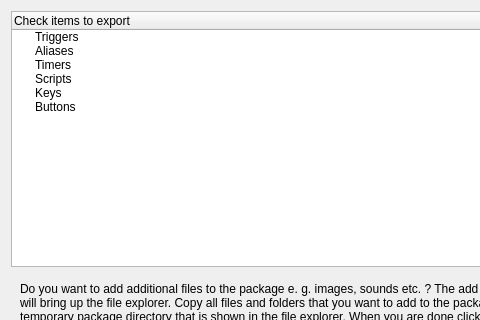
Qt form src/ui/dlgPackageExporter.ui (Mudlet/Mudlet) before a commit; both pictures show x 0 to 480 and y 0 to 320 of the 655 by 411 pixel window.
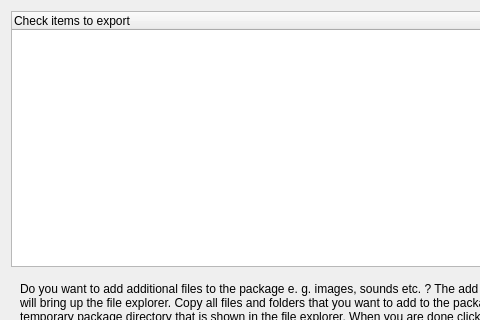
The same form after that commit.

Commit message: Fix package exporter crashing when non-English is used

The edit to the form file:
```diff
--- a/src/ui/dlgPackageExporter.ui
+++ b/src/ui/dlgPackageExporter.ui
@@ -21,36 +21,6 @@
        <string>Check items to export</string>
       </property>
      </column>
-     <item>
-      <property name="text">
-       <string>Triggers</string>
-      </property>
-     </item>
-     <item>
-      <property name="text">
-       <string>Aliases</string>
-      </property>
-     </item>
-     <item>
-      <property name="text">
-       <string>Timers</string>
-      </property>
-     </item>
-     <item>
-      <property name="text">
-       <string>Scripts</string>
-      </property>
-     </item>
-     <item>
-      <property name="text">
-       <string>Keys</string>
-      </property>
-     </item>
-     <item>
-      <property name="text">
-       <string>Buttons</string>
-      </property>
-     </item>
     </widget>
    </item>
    <item>
```
The commit also changes 2 other files.
